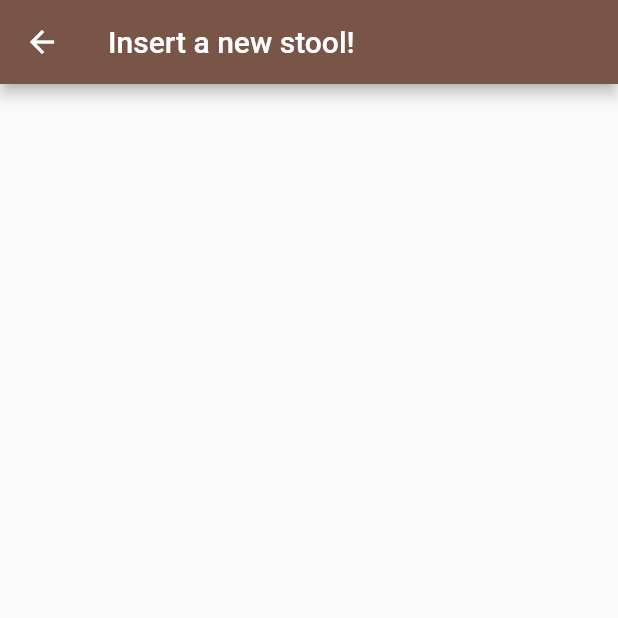
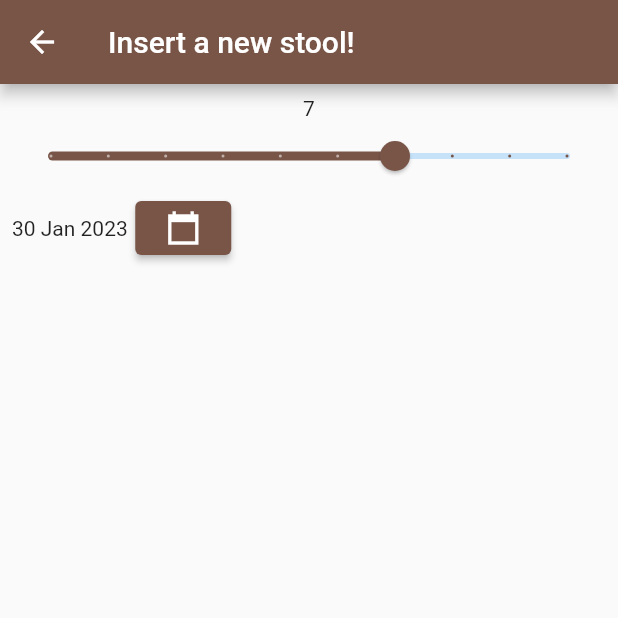
Before and after one commit to grcjariten/calendario, a Flutter app: the screen it shows after launch, after a tap on an icon or button, on a phone screen of 412 x 824 dp, the top half of it. Run offline on Flutter 3.47's test engine with Material 2 defaults, Android fonts, the phone set to English and light mode, and no system bars; our stand-ins replace sqflite, table_calendar; accounts and stored records are empty.

Commit message:
Created stool_form_screen.dart using mood_form_screen.dart as a model.
Now working on save_buttons.dart

```diff
--- a/lib/form_pages/stool_form_screen.dart
+++ b/lib/form_pages/stool_form_screen.dart
@@ -1,18 +1,70 @@
 import 'package:flutter/material.dart';
 import 'package:calendario/utils/settings.dart';
+import 'package:intl/intl.dart';
+import '../form_ui/value_pickers.dart';
 
-class StoolFormPage extends StatelessWidget {
+
+class StoolFormPage extends StatefulWidget {
   const StoolFormPage({Key? key, required this.dateSelected}) : super(key: key);
   final DateTime dateSelected;
 
+  @override
+  State<StoolFormPage> createState() => _StoolFormPageState();
+}
+
+class _StoolFormPageState extends State<StoolFormPage> {
+  late DateTime dateSelected = widget.dateSelected;
+  double stoolSelected = 7.0;
+
+  newDateSelectedCallBack(DateTime daySelected) {
+    setState(() {
+      dateSelected = DateTime.parse("${DateFormat("yyyy-MM-dd HH:mm:ss").format(daySelected)}""Z");
+    });
+  }
+
+  _sliderCallBack(double newValue) {
+    setState(() {
+      stoolSelected = newValue;
+    });
+  }
+
+  Form stoolForm(BuildContext context, DateTime dateSelected,
+      dayPickedCallBack) {
+    GlobalKey<FormState> stoolFormKey = GlobalKey<FormState>();
+
+
+    return Form(
+      key: stoolFormKey,
+      child: Column(
+        children: [
+          Text(stoolSelected.toInt().toString()),
+          moodStoolValuePicker(stoolSelected, _sliderCallBack,
+              stoolPageAppBarColor),
+          Align(
+              alignment: Alignment.centerLeft,
+              child: datePicker(context, dateSelected,
+                  dayPickedCallBack, stoolPageAppBarColor)),
+          // saveButton(context, moodFormKey, moodSelected, dateSelected)
+          // TODO: Work on saveButton first.
+        ],
+
+      ),
+    );
+
+  }
 
   @override
   Widget build(BuildContext context) {
+
     return Scaffold(
       appBar: AppBar(
         backgroundColor: stoolPageAppBarColor,
         title: const Text("Insert a new stool!"),
       ),
+      body: Padding(
+        padding: const EdgeInsets.all(8.0),
+        child: stoolForm(context, dateSelected, newDateSelectedCallBack),
+      ),
     );
   }
 }
```
